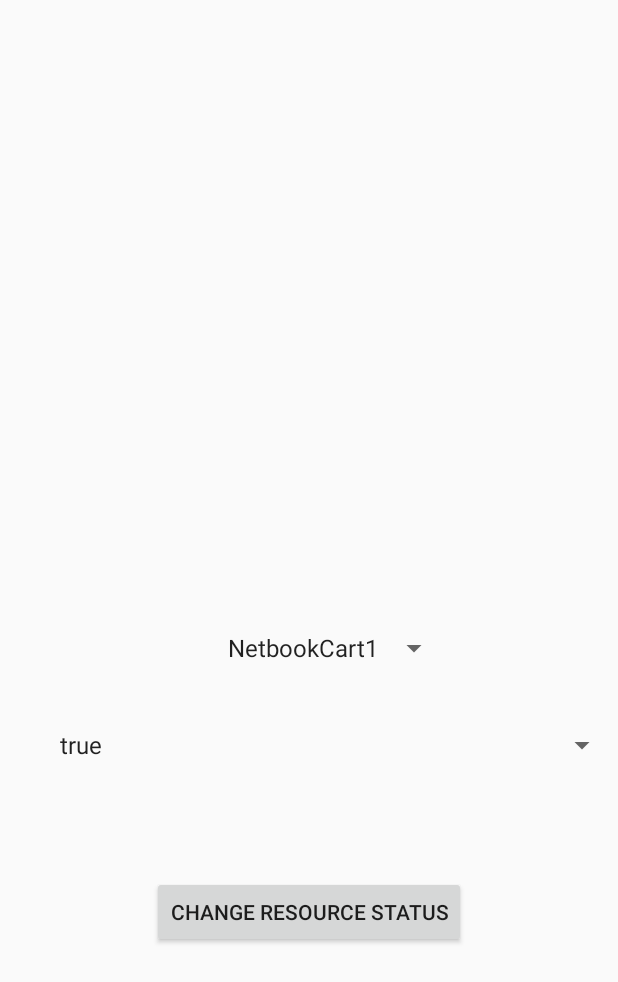
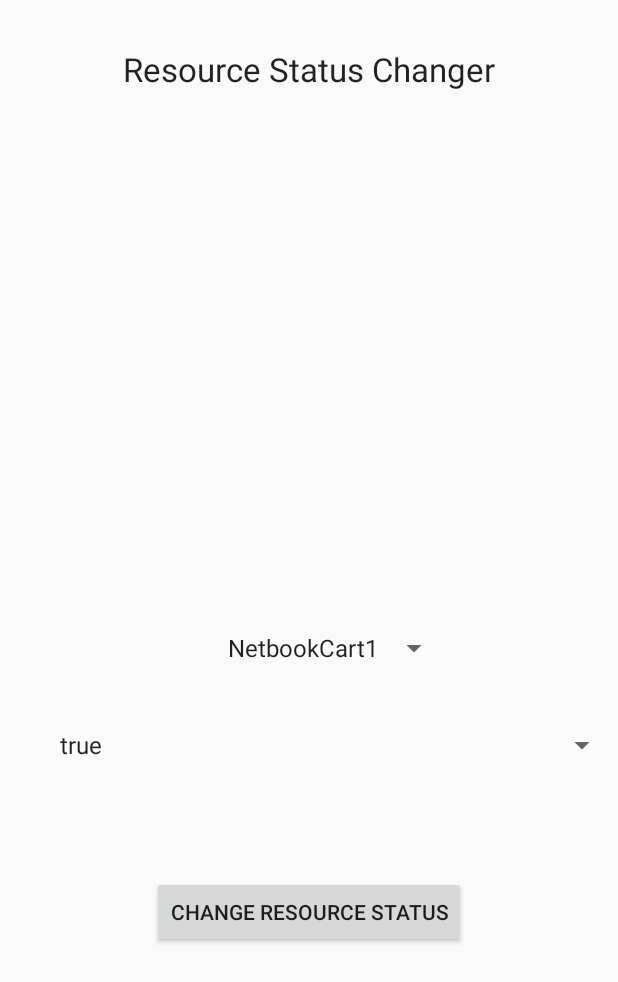
Before and after one commit to cameronfenton/ResourceDatabase, an Android app: the DatabaseResourceStatusActivity screen opened directly, with no data from a screen before it, on a phone screen of 412 x 824 dp. Shown: the top 982 px of the screen. Run offline under Robolectric (Android 15) with nearby library versions, the phone set to English and light mode, and no system bars.

Commit message:
Android App current version, 26/05/2015

```diff
--- a/app/src/main/res/layout/activity_scanner.xml
+++ b/app/src/main/res/layout/activity_scanner.xml
@@ -36,7 +36,9 @@
         android:layout_alignParentBottom="true"
         android:layout_alignParentEnd="true"
         android:layout_alignParentRight="true"
-        android:text="@string/btn_exit" />
+        android:text="@string/btn_exit"
+        android:layout_toRightOf="@+id/websiteQR"
+        android:layout_toEndOf="@+id/websiteQR" />
 
     <TextView
         android:id="@+id/lblContents"
--- a/app/src/main/res/layout/activity_status.xml
+++ b/app/src/main/res/layout/activity_status.xml
@@ -29,4 +29,14 @@
         android:layout_alignParentStart="true"
         android:layout_alignParentRight="true"
         android:layout_alignParentEnd="true" />
+
+    <TextView
+        android:layout_width="wrap_content"
+        android:layout_height="wrap_content"
+        android:textAppearance="?android:attr/textAppearanceLarge"
+        android:text="@string/lblChanger"
+        android:id="@+id/lblChanger"
+        android:layout_alignParentTop="true"
+        android:layout_centerHorizontal="true"
+        android:layout_marginTop="31dp" />
 </RelativeLayout>
--- a/app/src/main/res/values/strings.xml
+++ b/app/src/main/res/values/strings.xml
@@ -19,7 +19,10 @@
     <string name="verifyPassword">Verify your password:</string>
     <string name="register">Register\nNew User</string>
 
+    <string name="lblChanger">Resource Status Changer</string>
     <string name="btn_changeStatus">Change resource status</string>
+
+    <string name="lbl_reader">Database Reader</string>
 
     <string name="lbl_login">Login to Resource Database</string>
     <string name="btn_login">Login</string>
```
Also changed, not shown: app/src/main/res/layout/activity_database.xml (+9 -0 lines), app/src/main/res/layout/activity_register.xml (+9 -0 lines).
